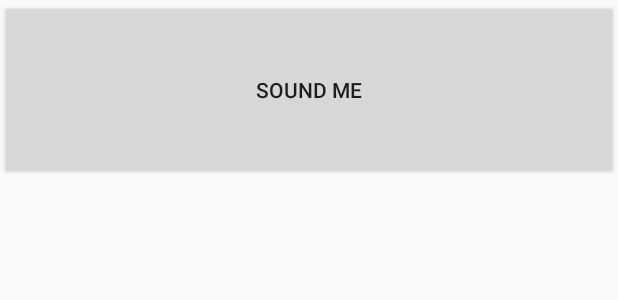
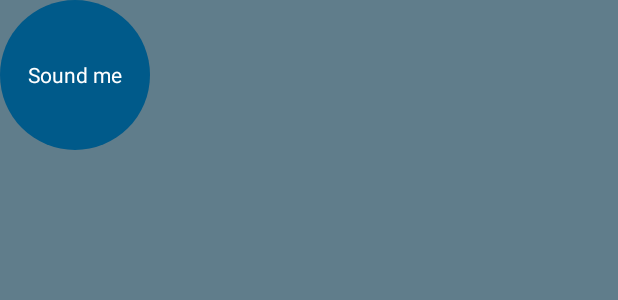
Before and after one commit to art-sov/BeatBox, an Android app: the layout list_item_sound.xml on its own in the app's theme, with its tools: preview values and no code run, on a phone screen of 412 x 824 dp. Shown: the top 300 px of the screen. Run offline under Robolectric (Android 15) with nearby library versions, the phone set to English and light mode, and no system bars.

Commit message:
chapter23 complite

```diff
--- /dev/null
+++ b/app/src/main/res/drawable/button_beat_box.xml
@@ -0,0 +1,7 @@
+<?xml version="1.0" encoding="utf-8"?>
+<selector xmlns:android="http://schemas.android.com/apk/res/android">
+
+    <item android:drawable="@drawable/button_beat_box_pressed"
+        android:state_pressed="true"/>
+    <item android:drawable="@drawable/button_beat_box_normal"/>
+</selector>
--- /dev/null
+++ b/app/src/main/res/drawable/button_beat_box_normal.xml
@@ -0,0 +1,7 @@
+<?xml version="1.0" encoding="utf-8"?>
+<shape xmlns:android="http://schemas.android.com/apk/res/android"
+    android:shape="oval">
+    <solid
+        android:color="@color/dark_blue"/>
+
+</shape>
--- /dev/null
+++ b/app/src/main/res/drawable/button_beat_box_pressed.xml
@@ -0,0 +1,20 @@
+<?xml version="1.0" encoding="utf-8"?>
+<layer-list xmlns:android="http://schemas.android.com/apk/res/android">
+
+    <item>
+        <shape xmlns:android="http://schemas.android.com/apk/res/android"
+            android:shape="oval">
+    <solid
+        android:color="@color/red"/>
+        </shape>
+    </item>
+
+    <item>
+        <shape
+            android:shape="oval">
+            <stroke
+                android:width="4dp"
+                android:color="@color/dark_red"/>
+        </shape>
+    </item>
+</layer-list>
--- a/app/src/main/res/layout/list_item_sound.xml
+++ b/app/src/main/res/layout/list_item_sound.xml
@@ -10,9 +10,9 @@
     </data>
 
     <Button
-        android:layout_width="match_parent"
-        android:layout_height="120dp"
+        android:layout_width="100dp"
+        android:layout_height="100dp"
         android:onClick="@{() -> viewModel.onButtonClicked()}"
         android:text="@{viewModel.title}"
-        tools:text="Sound me" />
+        tools:text="Sound me"/>
 </layout>
--- a/app/src/main/res/values/colors.xml
+++ b/app/src/main/res/values/colors.xml
@@ -1,11 +1,17 @@
 <?xml version="1.0" encoding="utf-8"?>
 <resources>
-    <color name="colorPrimary">#8BC34A</color>
-    <color name="colorPrimaryDark">#689F38</color>
-    <color name="colorAccent">#FFEB3B</color>
+    <color name="colorPrimary">@color/red</color>
+    <color name="colorPrimaryDark">@color/dark_red</color>
+    <color name="colorAccent">@color/gray</color>
 
     <color name="colorLightPrimaryDark">#DCEDC8</color>
     <color name="colorPrimaryText">#212121</color>
     <color name="colorDivider">#BDBDBD</color>
     <color name="colorSecondaryText">#757575</color>
+
+    <color name="red">#F44336</color>
+    <color name="dark_red">#C3352B</color>
+    <color name="gray">#607D8B</color>
+    <color name="soothing_blue">#0083BF</color>
+    <color name="dark_blue">#005A8A</color>
 </resources>
--- a/app/src/main/res/values/styles.xml
+++ b/app/src/main/res/values/styles.xml
@@ -1,11 +1,21 @@
 <resources>
 
     <!-- Base application theme. -->
-    <style name="AppTheme" parent="Base.Theme.AppCompat.Light.DarkActionBar">
+    <style name="AppTheme" parent="Base.Theme.AppCompat">
         <!-- Customize your theme here. -->
         <item name="colorPrimary">@color/colorPrimary</item>
         <item name="colorPrimaryDark">@color/colorPrimaryDark</item>
         <item name="colorAccent">@color/colorAccent</item>
+
+        <item name="android:windowBackground">@color/gray</item>
+        <item name="android:buttonStyle">@style/BeatBoxButton</item>
+
     </style>
 
+    <style name="BeatBoxButton" parent="Widget.AppCompat.ActionButton">
+        <item name="android:background">@drawable/button_beat_box</item>
+    </style>
+
+
+
 </resources>
```
